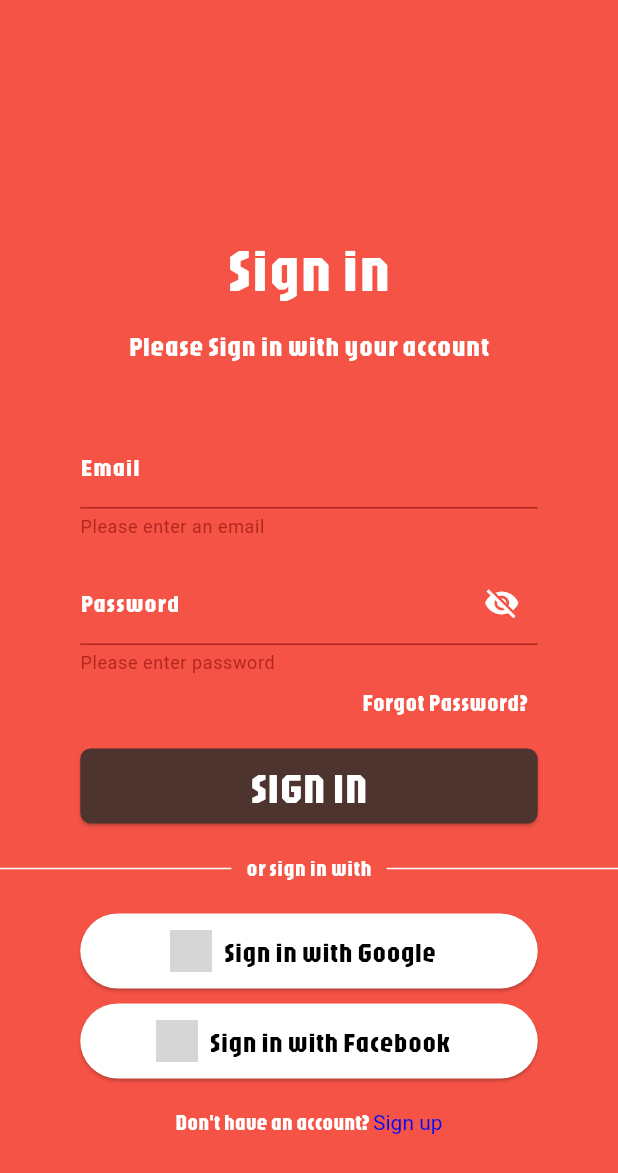
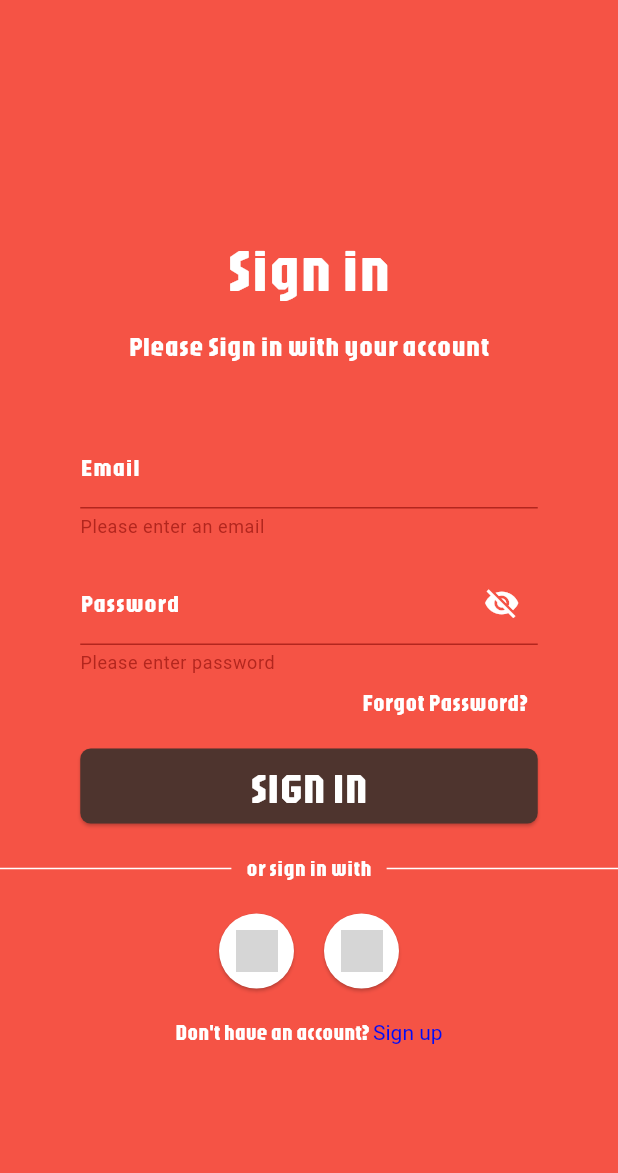
Before and after one commit to alvish-shrestha/Budget-Hero-Mobile-App-Assignment, a Flutter app: the screen it shows after launch, after a tap on "SIGN IN", on a phone screen of 412 x 824 dp. Shown: the top 1173 px of the screen. Run offline on Flutter 3.47's test engine with Material 3 defaults, Android fonts, the phone set to English and light mode, and no system bars; grey boxes are pictures that could not be loaded.

Commit message:
modified sign in with google and facebook button

```diff
--- a/lib/view/login_screen.dart
+++ b/lib/view/login_screen.dart
@@ -1,3 +1,4 @@
+import 'package:budgethero/view/dashboard_screen.dart';
 import 'package:budgethero/view/signup_screen.dart';
 import 'package:flutter/material.dart';
 
@@ -24,6 +25,8 @@ class _LoginScreenState extends State<LoginScreen> {
     var headingFont = isLandscape ? 50.0 : 40.0;
     var subheadingFont = isLandscape ? 22.0 : 18.0;
     var paddingTop = isLandscape ? 60.0 : 150.0;
+
+    const double buttonSize = 50;
 
     return Scaffold(
       backgroundColor: const Color(0xFFF55345),
@@ -165,12 +168,25 @@ class _LoginScreenState extends State<LoginScreen> {
                     child: ElevatedButton(
                       onPressed: () {
                         if (myKey.currentState!.validate()) {
+                          final email = emailController.text.trim();
+                          final password = passwordController.text.trim();
+
+                          if (email == "abc@gmail.com" &&
+                              password == "abc1234") {
+                            Navigator.pushReplacement(
+                              context,
+                              MaterialPageRoute(
+                                builder: (context) => const DashboardScreen(),
+                              ),
+                            );
+                          } else {
                             ScaffoldMessenger.of(context).showSnackBar(
                               const SnackBar(
-                              content: Text("Logged in successfully!"),
-                              backgroundColor: Color(0xFFF55345),
+                                content: Text("Invalid email or password"),
+                                backgroundColor: Colors.red,
                               ),
                             );
+                          }
                         }
                       },
                       style: ElevatedButton.styleFrom(
@@ -192,6 +208,7 @@ class _LoginScreenState extends State<LoginScreen> {
                     ),
                   ),
                   const SizedBox(height: 20),
+
                   Row(
                     mainAxisAlignment: MainAxisAlignment.center,
                     children: [
@@ -214,65 +231,57 @@ class _LoginScreenState extends State<LoginScreen> {
                       ),
                     ],
                   ),
+
                   const SizedBox(height: 20),
+
+                  Row(
+                    mainAxisAlignment: MainAxisAlignment.center,
+                    children: [
                       SizedBox(
-                    width: inputWidth,
-                    height: 50,
-                    child: ElevatedButton.icon(
+                        width: buttonSize,
+                        height: buttonSize,
+                        child: ElevatedButton(
                           onPressed: () {},
                           style: ElevatedButton.styleFrom(
                             backgroundColor: Colors.white,
                             shape: RoundedRectangleBorder(
                               borderRadius: BorderRadius.circular(25),
                             ),
+                            padding: EdgeInsets.zero,
                           ),
-                      icon: Image.asset('assets/images/google.png', height: 28),
-                      label: Text(
-                        "Sign in with Google",
-                        style: TextStyle(
-                          color: Colors.black,
-                          fontFamily: "Jaro",
-                          fontSize: 18,
-                        ),
-                        overflow: TextOverflow.ellipsis,
+                          child: Image.asset(
+                            'assets/images/google.png',
+                            height: 28,
                           ),
                         ),
                       ),
-                  const SizedBox(height: 10),
+                      const SizedBox(width: 20),
                       SizedBox(
-                    width: inputWidth,
-                    height: 50,
-                    child: ElevatedButton.icon(
+                        width: buttonSize,
+                        height: buttonSize,
+                        child: ElevatedButton(
                           onPressed: () {},
                           style: ElevatedButton.styleFrom(
                             backgroundColor: Colors.white,
                             shape: RoundedRectangleBorder(
                               borderRadius: BorderRadius.circular(25),
                             ),
+                            padding: EdgeInsets.zero,
                           ),
-                      icon: Image.asset(
+                          child: Image.asset(
                             'assets/images/facebook.png',
                             height: 28,
                           ),
-                      label: Text(
-                        "Sign in with Facebook",
-                        style: TextStyle(
-                          color: Colors.black,
-                          fontFamily: "Jaro",
-                          fontSize: 18,
-                        ),
-                        overflow: TextOverflow.ellipsis,
                         ),
                       ),
+                    ],
                   ),
                   const SizedBox(height: 20),
                   GestureDetector(
                     onTap: () {
                       Navigator.push(
                         context,
-                        MaterialPageRoute(
-                          builder: (context) => const Signup(),
-                        ),
+                        MaterialPageRoute(builder: (context) => const Signup()),
                       );
                     },
                     child: RichText(
```
Also changed, not shown: lib/view/dashboard_screen.dart (added, +24 -0 lines), lib/view/signup_screen.dart (+28 -25 lines). Lines whose indentation alone changed are shown as unchanged.
